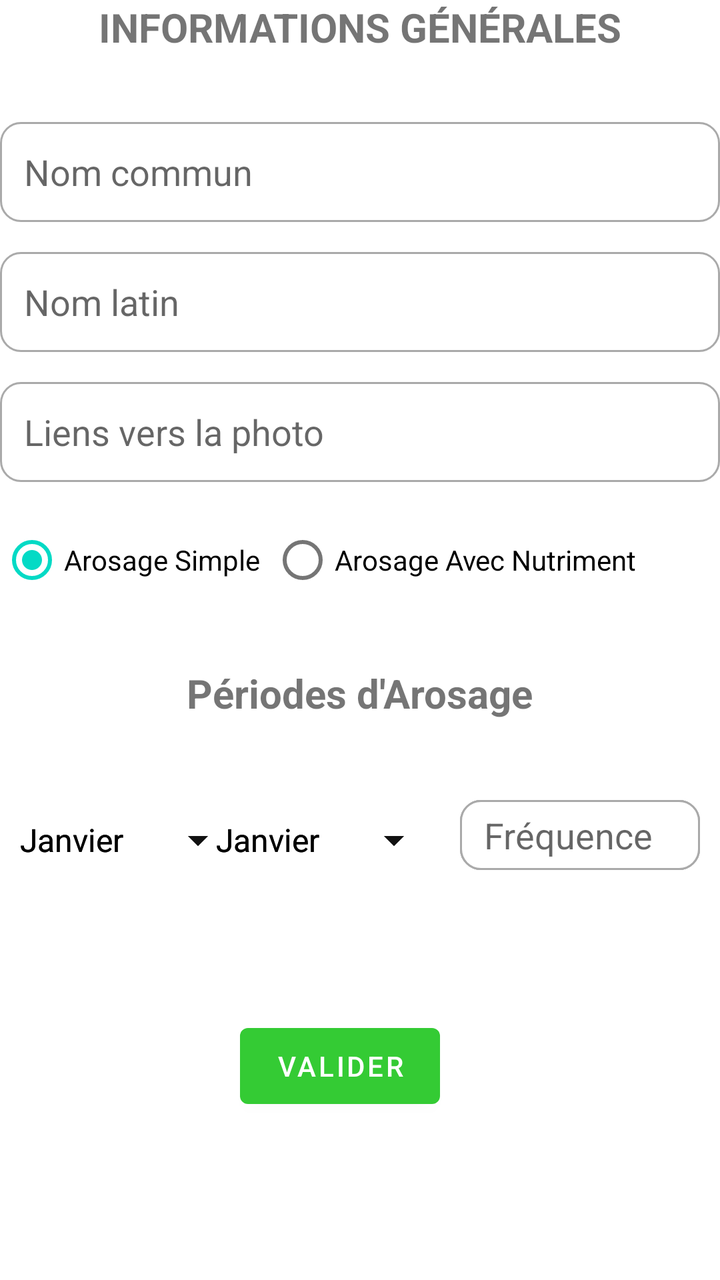
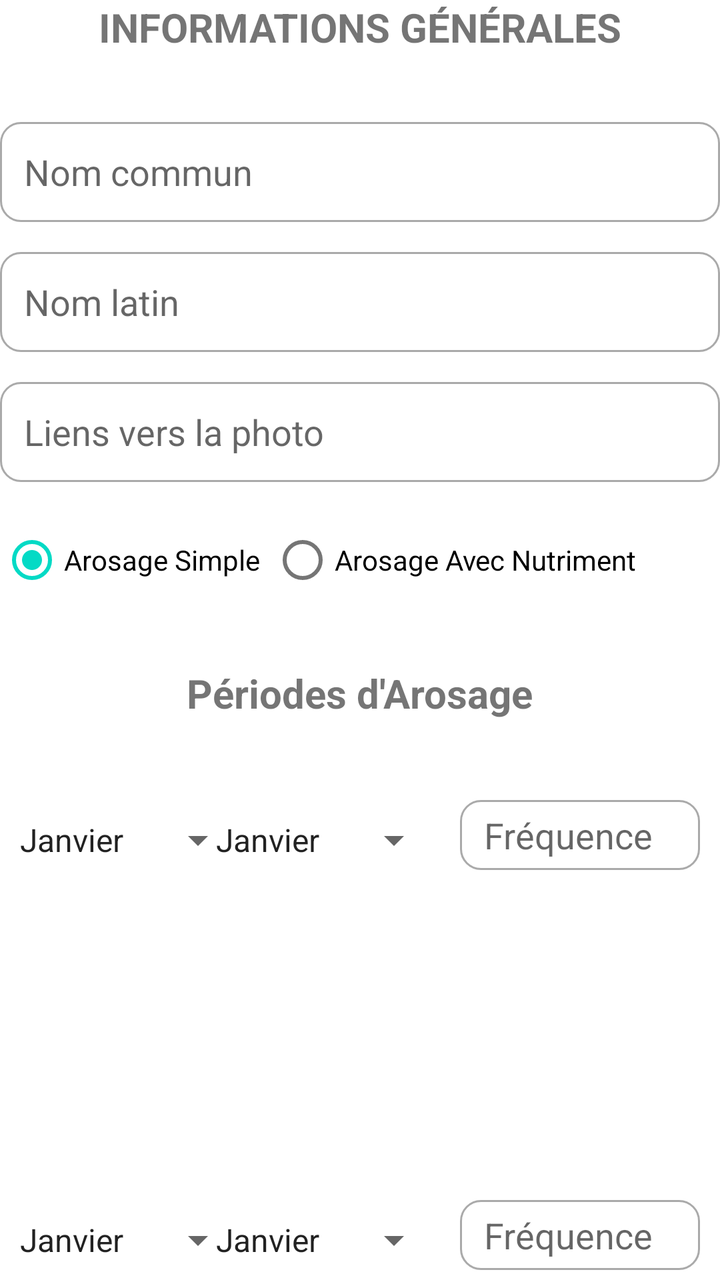

Two renders of the same Android screen: before a commit and after it. Below are the layout's source before the change and the commit's diff.
<!-- AndroidManifest.xml: application theme Theme.ProjetRappelsArrosage -->
<!-- res/layout/activity_ajouter_nouvelle_plante.xml -->
<LinearLayout xmlns:android="http://schemas.android.com/apk/res/android"
    xmlns:tools="http://schemas.android.com/tools"
    android:layout_width="wrap_content"
    android:layout_height="wrap_content"
    android:layout_gravity="center"
    android:orientation="vertical"
    tools:context=".AjouterNouvellePlante">



    <TextView
        android:layout_width="wrap_content"
        android:layout_height="wrap_content"
        android:layout_gravity="center"
        android:text="INFORMATIONS GÉNÉRALES"
        android:textSize="20sp"
        android:textStyle="bold" />

    <TextView
        android:layout_width="wrap_content"
        android:layout_height="wrap_content"
        android:text="" />


    <EditText
        android:id="@+id/nomCommun"
        android:layout_width="match_parent"
        android:layout_height="50dp"
        android:layout_marginTop="15dp"
        android:background="@drawable/custom_input"
        android:drawablePadding="12dp"
        android:ems="10"
        android:hint="Nom commun"
        android:paddingStart="12dp"
        android:paddingEnd="12dp" />


    <EditText
        android:id="@+id/nomLatin"
        android:layout_width="match_parent"
        android:layout_height="50dp"
        android:layout_marginTop="15dp"
        android:background="@drawable/custom_input"
        android:ems="10"
        android:hint="Nom latin"
        android:paddingStart="12dp"
        android:paddingEnd="12dp" />

    <EditText
        android:id="@+id/lienPic"
        android:layout_width="match_parent"
        android:layout_height="50dp"
        android:layout_marginTop="15dp"
        android:background="@drawable/custom_input"
        android:ems="10"
        android:hint="Liens vers la photo"
        android:paddingStart="12dp"
        android:paddingEnd="12dp" />



    <RadioGroup
        android:id="@+id/radioGroup"
        android:layout_width="wrap_content"
        android:layout_height="wrap_content"
        android:orientation="horizontal">

        <RadioButton
            android:id="@+id/ajouter"
            android:layout_width="wrap_content"
            android:layout_height="wrap_content"
            android:layout_marginTop="15dp"
            android:layout_marginRight="@dimen/cardview_default_elevation"
            android:checked="true"
            android:text="Arosage Simple " />

        <RadioButton
            android:id="@+id/supprimer"
            android:layout_width="wrap_content"
            android:layout_height="wrap_content"
            android:layout_marginTop="15dp"
            android:layout_marginRight="@dimen/cardview_default_elevation"
            android:text="Arosage Avec Nutriment " />
    </RadioGroup>

    <TextView
        android:layout_width="wrap_content"
        android:layout_height="wrap_content"
        android:text="" />

    <TextView
        android:layout_width="wrap_content"
        android:layout_height="55dp"
        android:layout_gravity="center"
        android:layout_marginTop="10dp"
        android:text="Périodes d'Arosage"
        android:textSize="20sp"
        android:textStyle="bold" />


    <RelativeLayout
        android:layout_width="fill_parent"
        android:layout_height="200dp">

        <Spinner
            android:layout_width="121dp"
            android:layout_height="wrap_content"
            android:layout_marginStart="2dp"
            android:layout_marginTop="20dp"
            android:layout_marginEnd="20dp"
            android:layout_marginBottom="20dp"
            android:entries="@array/mois" />

        <Spinner
            android:layout_width="121dp"
            android:layout_height="wrap_content"
            android:layout_marginStart="100dp"
            android:layout_marginLeft="12dp"
            android:layout_marginTop="20dp"
            android:layout_marginEnd="120dp"
            android:layout_marginRight="2dp"
            android:layout_marginBottom="120dp"
            android:entries="@array/mois" />

        <EditText
            android:id="@+id/freq1"
            android:layout_width="120dp"
            android:layout_height="35dp"
            android:layout_marginStart="230dp"
            android:layout_marginTop="12dp"
            android:background="@drawable/custom_input"
            android:ems="10"
            android:hint="Fréquence"
            android:paddingStart="12dp"
            android:paddingEnd="12dp" />

        <Spinner
            android:layout_width="121dp"
            android:layout_height="wrap_content"
            android:layout_marginStart="2dp"
            android:layout_marginTop="20dp"
            android:layout_marginEnd="20dp"
            android:layout_marginBottom="20dp"
            android:entries="@array/mois" />

        <Spinner
            android:layout_width="121dp"
            android:layout_height="wrap_content"
            android:layout_marginStart="100dp"
            android:layout_marginLeft="12dp"
            android:layout_marginTop="20dp"
            android:layout_marginEnd="120dp"
            android:layout_marginRight="2dp"
            android:layout_marginBottom="120dp"
            android:entries="@array/mois" />

        <EditText
            android:id="@+id/freq2"
            android:layout_width="120dp"
            android:layout_height="35dp"
            android:layout_marginStart="230dp"
            android:layout_marginTop="12dp"
            android:background="@drawable/custom_input"
            android:ems="10"
            android:hint="Fréquence"
            android:paddingStart="12dp"
            android:paddingEnd="12dp" />

        <Spinner
            android:layout_width="121dp"
            android:layout_height="wrap_content"
            android:layout_marginStart="2dp"
            android:layout_marginTop="20dp"
            android:layout_marginEnd="20dp"
            android:layout_marginBottom="20dp"
            android:entries="@array/mois" />

        <Spinner
            android:layout_width="121dp"
            android:layout_height="wrap_content"
            android:layout_marginStart="100dp"
            android:layout_marginLeft="12dp"
            android:layout_marginTop="20dp"
            android:layout_marginEnd="120dp"
            android:layout_marginRight="2dp"
            android:layout_marginBottom="120dp"
            android:entries="@array/mois" />

        <EditText
            android:id="@+id/freq3"
            android:layout_width="120dp"
            android:layout_height="35dp"
            android:layout_marginStart="230dp"
            android:layout_marginTop="12dp"
            android:background="@drawable/custom_input"
            android:ems="10"
            android:hint="Fréquence"
            android:paddingStart="12dp"
            android:paddingEnd="12dp" />

        <Button
            android:id="@+id/add"
            android:layout_width="100dp"
            android:layout_height="50dp"
            android:layout_gravity="center"
            android:layout_margin="120dp"
            android:onClick="valider"
            android:text="Valider" />
    </RelativeLayout>




</LinearLayout>
<!-- resources referenced by this layout -->
<resources>
  <string-array name="mois">
          <item>Janvier</item>
          <item>Février</item>
          <item>Mars</item>
          <item>Avril</item>
          <item>Mai</item>
          <item>Juin</item>
          <item>Juillet</item>
          <item>Aout</item>
          <item>Septembre</item>
          <item>Octobre</item>
          <item>Novembre</item>
          <item>Décembre</item>
      </string-array>
  <!-- drawable custom_input (drawable) -->
  <?xml version="1.0" encoding="utf-8"?>
  <selector xmlns:android="http://schemas.android.com/apk/res/android">
  
      <item android:state_enabled="true" android:state_focused="true">
          <shape android:shape="rectangle">
              <solid android:color="@android:color/white"/>
              <corners android:radius="10dp"/>
              <stroke android:color="@android:color/darker_gray" android:width="1dp"/>
          </shape>
      </item>
  
      <item android:state_enabled="true">
          <shape android:shape="rectangle">
              <solid android:color="@android:color/white"/>
              <corners android:radius="10dp"/>
              <stroke android:color="@android:color/darker_gray" android:width="1dp"/>
          </shape>
      </item>
  </selector>
  <style name="Theme.ProjetRappelsArrosage" parent="Theme.MaterialComponents.DayNight.DarkActionBar">
          
          <item name="colorPrimary">@color/vert_500</item>
          <item name="colorPrimaryVariant">@color/vert_700</item>
          <item name="colorOnPrimary">@color/white</item>
          
          <item name="colorSecondary">@color/teal_200</item>
          <item name="colorSecondaryVariant">@color/teal_700</item>
          <item name="colorOnSecondary">@color/black</item>
          
          <item name="android:statusBarColor" tools:targetApi="l">?attr/colorPrimaryVariant</item>
          
      </style>
  <color name="vert_500">#34cb34</color>
  <color name="vert_700">#2aa22a</color>
  <color name="white">#FFFFFFFF</color>
  <color name="teal_200">#FF03DAC5</color>
  <color name="teal_700">#FF018786</color>
  <color name="black">#FF000000</color>
</resources>

<!-- the commit's change to res/layout/activity_ajouter_nouvelle_plante.xml (unified diff, before → after) -->
@@ -133,6 +133,11 @@
             android:hint="Fréquence"
             android:paddingStart="12dp"
             android:paddingEnd="12dp" />
+    </RelativeLayout>
+
+    <RelativeLayout
+        android:layout_width="fill_parent"
+        android:layout_height="200dp">
 
         <Spinner
             android:layout_width="121dp"
@@ -165,6 +170,11 @@
             android:hint="Fréquence"
             android:paddingStart="12dp"
             android:paddingEnd="12dp" />
+    </RelativeLayout>
+
+    <RelativeLayout
+        android:layout_width="fill_parent"
+        android:layout_height="200dp">
 
         <Spinner
             android:layout_width="121dp"
@@ -198,6 +208,7 @@
             android:paddingStart="12dp"
             android:paddingEnd="12dp" />
 
+
         <Button
             android:id="@+id/add"
             android:layout_width="100dp"
@@ -211,4 +222,9 @@
 
 
 
+
+
+
+
+
 </LinearLayout>
